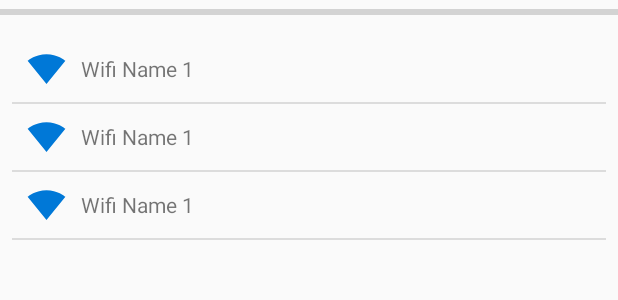
After one commit to Noisyfox/COMP5047_Pushup_Android, an Android app: the layout activity_device_connection.xml on its own in the app's theme, with its tools: preview values and no code run, on a phone screen of 412 x 824 dp. The commit adds this screen. Shown: the top 300 px of the screen. Run offline under Robolectric (Android 15) with nearby library versions, the phone set to English and light mode, and no system bars.

Commit message:
Add wifi selection

```diff
--- a/app/src/main/java/sway/comp5047/usyd/edu/push_updetector/devices/DeviceFragment.java
+++ b/app/src/main/java/sway/comp5047/usyd/edu/push_updetector/devices/DeviceFragment.java
@@ -1,6 +1,7 @@
 package sway.comp5047.usyd.edu.push_updetector.devices;
 
 import android.content.Context;
+import android.content.Intent;
 import android.os.Bundle;
 import android.support.v4.app.Fragment;
 import android.support.v7.widget.LinearLayoutManager;
@@ -49,7 +50,7 @@ public class DeviceFragment extends Fragment {
 
         view.findViewById(R.id.add_device).setOnClickListener(v ->
         {
-
+            getActivity().startActivity(new Intent(getContext(), WifiSelectionActivity.class));
         });
 
         return view;
--- /dev/null
+++ b/app/src/main/res/drawable/ic_wifi_signal_4.xml
@@ -0,0 +1,25 @@
+<?xml version="1.0" encoding="utf-8"?>
+<!--
+    Copyright (C) 2015 The Android Open Source Project
+
+    Licensed under the Apache License, Version 2.0 (the "License");
+    you may not use this file except in compliance with the License.
+    You may obtain a copy of the License at
+
+        http://www.apache.org/licenses/LICENSE-2.0
+
+    Unless required by applicable law or agreed to in writing, software
+    distributed under the License is distributed on an "AS IS" BASIS,
+    WITHOUT WARRANTIES OR CONDITIONS OF ANY KIND, either express or implied.
+    See the License for the specific language governing permissions and
+    limitations under the License.
+-->
+<vector xmlns:android="http://schemas.android.com/apk/res/android"
+    android:width="26dp"
+    android:height="24dp"
+    android:viewportWidth="26"
+    android:viewportHeight="24">
+    <path
+        android:fillColor="#0078d7"
+        android:pathData="M13.0,22.0L25.6,6.5C25.1,6.1 20.3,2.1 13.0,2.1S0.9,6.1 0.4,6.5L13.0,22.0L13.0,22.0L13.0,22.0L13.0,22.0L13.0,22.0z"/>
+</vector>
--- /dev/null
+++ b/app/src/main/res/layout/activity_device_connection.xml
@@ -0,0 +1,31 @@
+<?xml version="1.0" encoding="utf-8"?>
+<android.support.constraint.ConstraintLayout xmlns:android="http://schemas.android.com/apk/res/android"
+    xmlns:app="http://schemas.android.com/apk/res-auto"
+    xmlns:tools="http://schemas.android.com/tools"
+    android:layout_width="match_parent"
+    android:layout_height="match_parent"
+    tools:context="sway.comp5047.usyd.edu.push_updetector.devices.DeviceConnectionActivity">
+
+    <ProgressBar
+        android:id="@+id/progressBar"
+        style="?android:attr/progressBarStyleHorizontal"
+        android:layout_width="0dp"
+        android:layout_height="wrap_content"
+        app:layout_constraintLeft_toLeftOf="parent"
+        app:layout_constraintRight_toRightOf="parent"
+        app:layout_constraintTop_toTopOf="parent" />
+
+    <ListView
+        android:id="@android:id/list"
+        android:layout_width="0dp"
+        android:layout_height="0dp"
+        android:layout_marginBottom="8dp"
+        android:layout_marginLeft="8dp"
+        android:layout_marginRight="8dp"
+        android:layout_marginTop="8dp"
+        app:layout_constraintBottom_toBottomOf="parent"
+        app:layout_constraintLeft_toLeftOf="parent"
+        app:layout_constraintRight_toRightOf="parent"
+        app:layout_constraintTop_toBottomOf="@id/progressBar"
+        tools:listitem="@layout/view_wifi" />
+</android.support.constraint.ConstraintLayout>
--- /dev/null
+++ b/app/src/main/res/layout/view_wifi.xml
@@ -0,0 +1,18 @@
+<?xml version="1.0" encoding="utf-8"?>
+<LinearLayout xmlns:android="http://schemas.android.com/apk/res/android"
+    android:layout_width="match_parent"
+    android:layout_height="wrap_content"
+    xmlns:tools="http://schemas.android.com/tools"
+    android:orientation="horizontal">
+
+    <TextView
+        android:layout_width="match_parent"
+        android:layout_height="wrap_content"
+        android:id="@+id/label_wifi"
+        android:drawableLeft="@drawable/ic_wifi_signal_4"
+        android:drawablePadding="10dp"
+        android:padding="10dp"
+        android:gravity="center_vertical"
+        tools:text="Wifi Name 1"/>
+
+</LinearLayout>
```
Also changed, not shown: app/build.gradle (+4 -4 lines), app/src/main/AndroidManifest.xml (+23 -2 lines), app/src/main/java/sway/comp5047/usyd/edu/push_updetector/AccessPoint.java (added, +82 -0 lines), app/src/main/java/sway/comp5047/usyd/edu/push_updetector/devices/BaseWifiConnectionActivity.java (added, +257 -0 lines), app/src/main/java/sway/comp5047/usyd/edu/push_updetector/devices/DeviceConnectionActivity.java (added, +24 -0 lines), app/src/main/java/sway/comp5047/usyd/edu/push_updetector/devices/WifiSelectionActivity.java (added, +27 -0 lines), app/src/main/res/layout/activity_wifi_selection.xml (added, +32 -0 lines).
